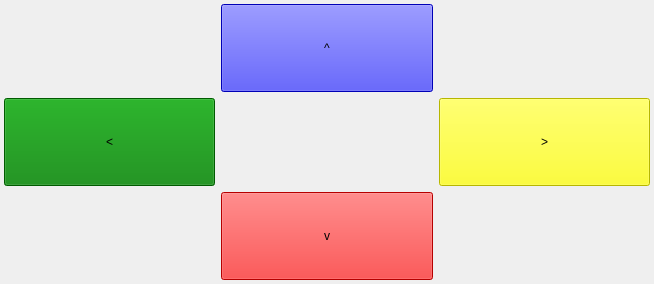
Old version of the form host/simon_gui/gamepad.ui in the repository Rajesh-Sec-Project/simon.
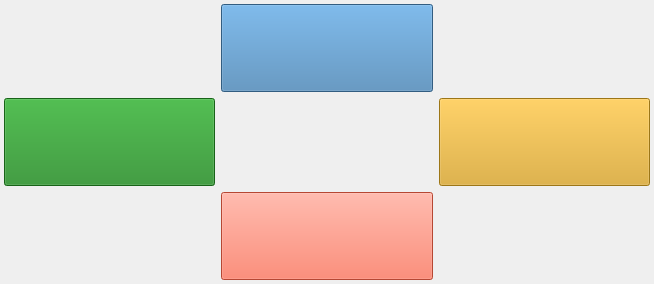
New version of the form.

Commit message: Created a skin for the game  - added some fonts  - changed layouts  - TODO:    - display tag position in gameview    - fix pause/resume bug    - fix score bug

Diff of the .ui file:
```diff
--- a/host/simon_gui/gamepad.ui
+++ b/host/simon_gui/gamepad.ui
@@ -68,11 +68,12 @@
         <string>You can also press the W key</string>
        </property>
        <property name="styleSheet">
-        <string notr="true">background-color: red;
-color: black;</string>
+        <string notr="true">background-color: Tomato;
+color: black;
+font: 25pt &quot;ArcadeClassic&quot;;</string>
        </property>
        <property name="text">
-        <string>v</string>
+        <string/>
        </property>
       </widget>
      </item>
@@ -91,11 +92,12 @@
         <string>You can also press the D key</string>
        </property>
        <property name="styleSheet">
-        <string notr="true">background-color: yellow;
-color: black;</string>
+        <string notr="true">background-color: GoldenRod;
+color: black;
+font: 25pt &quot;ArcadeClassic&quot;;</string>
        </property>
        <property name="text">
-        <string>&gt;</string>
+        <string/>
        </property>
       </widget>
      </item>
@@ -153,11 +155,12 @@
         <string>You can also press the Q key</string>
        </property>
        <property name="styleSheet">
-        <string notr="true">background-color: green;
-color: black;</string>
+        <string notr="true">background-color: ForestGreen;
+color: black;
+font: 25pt &quot;ArcadeClassic&quot;;</string>
        </property>
        <property name="text">
-        <string>&lt;</string>
+        <string/>
        </property>
       </widget>
      </item>
@@ -176,11 +179,12 @@
         <string>You can also press the Z key</string>
        </property>
        <property name="styleSheet">
-        <string notr="true">background-color: blue;
-color: black;</string>
+        <string notr="true">background-color: SteelBlue;
+color: black;
+font: 25pt &quot;ArcadeClassic&quot;;</string>
        </property>
        <property name="text">
-        <string>^</string>
+        <string/>
        </property>
       </widget>
      </item>
```
Left out of the diff: 22 changed lines with no effect on the pictures. The commit also changes 12 other files.
